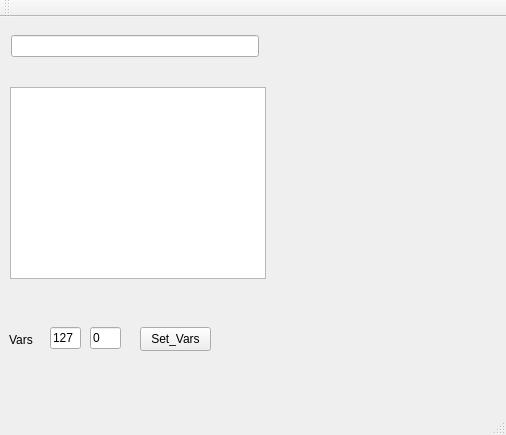
This is mainwindow.ui in IngSalaStefano/SSET as Qt 5 draws it before an edit. The edited form follows.
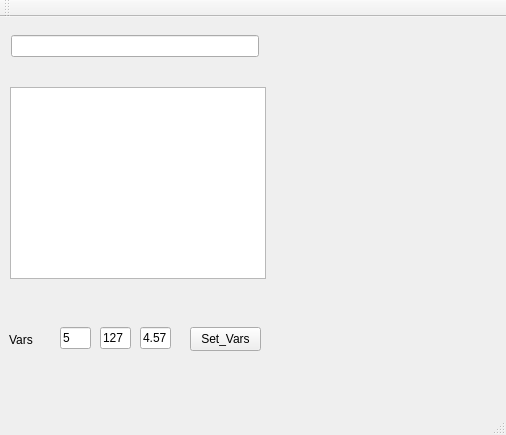
This is the edited form.

```diff
--- a/mainwindow.ui
+++ b/mainwindow.ui
@@ -33,7 +33,7 @@
    <widget class="QLineEdit" name="lineEdit_var_b">
     <property name="geometry">
      <rect>
-      <x>50</x>
+      <x>100</x>
       <y>310</y>
       <width>31</width>
       <height>22</height>
@@ -46,7 +46,7 @@
    <widget class="QPushButton" name="pushButton_Set_Vars">
     <property name="geometry">
      <rect>
-      <x>140</x>
+      <x>190</x>
       <y>310</y>
       <width>71</width>
       <height>24</height>
@@ -75,14 +75,14 @@
    <widget class="QLineEdit" name="lineEdit_var_a">
     <property name="geometry">
      <rect>
-      <x>90</x>
+      <x>60</x>
       <y>310</y>
       <width>31</width>
       <height>22</height>
      </rect>
     </property>
     <property name="text">
-     <string>0</string>
+     <string>5</string>
     </property>
    </widget>
    <widget class="QWidget" name="layoutWidget">
@@ -114,6 +114,19 @@
      </item>
     </layout>
    </widget>
+   <widget class="QLineEdit" name="lineEdit_var_c">
+    <property name="geometry">
+     <rect>
+      <x>140</x>
+      <y>310</y>
+      <width>31</width>
+      <height>22</height>
+     </rect>
+    </property>
+    <property name="text">
+     <string>4.57</string>
+    </property>
+   </widget>
   </widget>
   <widget class="QMenuBar" name="menuBar">
    <property name="geometry">
```
Left out of the diff: 2 changed lines with no effect on the pictures.
